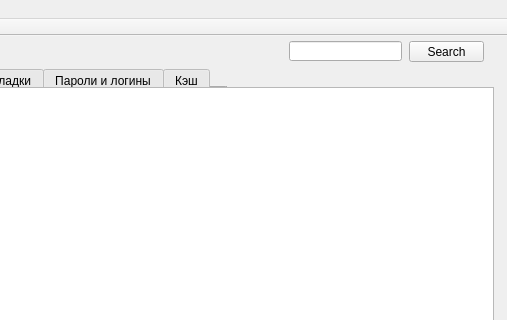
Old version of the form src/FFParser_GUI/source/mainwindow.ui in the repository sp0wk/FFParser_2017; both pictures show x 437 to 944 and y 0 to 320 of the 944 by 700 pixel window.
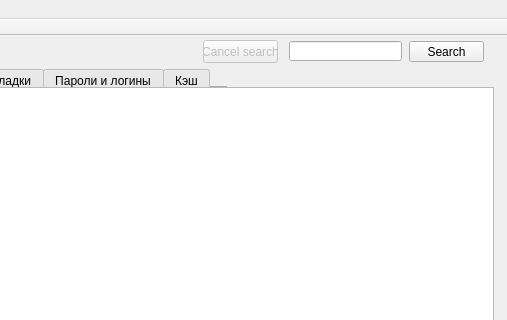
New version of the form.

Commit message: Improved search management

Diff of the .ui file:
```diff
--- a/src/FFParser_GUI/source/mainwindow.ui
+++ b/src/FFParser_GUI/source/mainwindow.ui
@@ -211,6 +211,31 @@
      <string/>
     </property>
    </widget>
+   <widget class="QPushButton" name="pushButton_5">
+    <property name="enabled">
+     <bool>false</bool>
+    </property>
+    <property name="geometry">
+     <rect>
+      <x>640</x>
+      <y>4</y>
+      <width>75</width>
+      <height>23</height>
+     </rect>
+    </property>
+    <property name="text">
+     <string>Cancel search</string>
+    </property>
+    <property name="checkable">
+     <bool>true</bool>
+    </property>
+    <property name="checked">
+     <bool>false</bool>
+    </property>
+    <property name="flat">
+     <bool>false</bool>
+    </property>
+   </widget>
   </widget>
   <widget class="QMenuBar" name="menuBar">
    <property name="geometry">
```
The commit also changes 2 other files.
